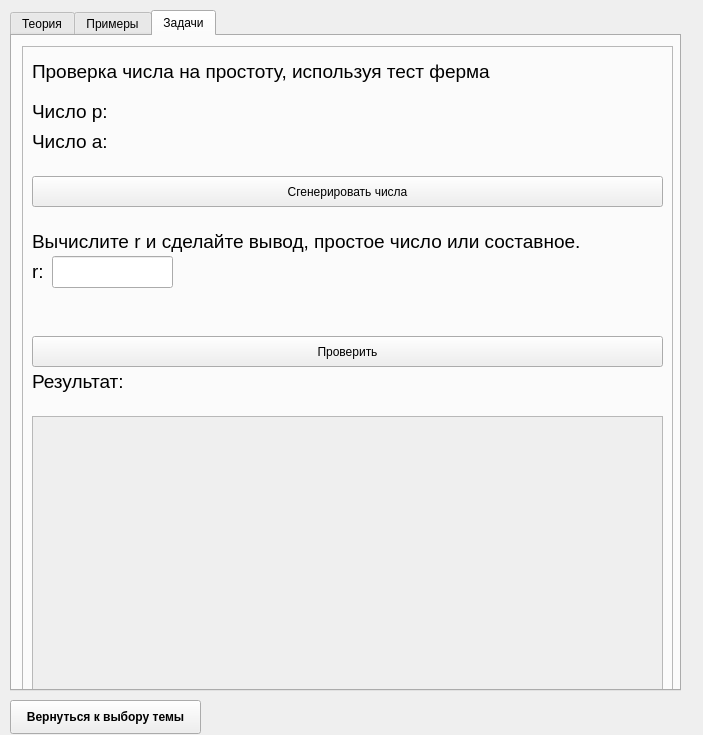
First picture: the form in s_shtrassen.ui, repository inob/ci, before the edit.
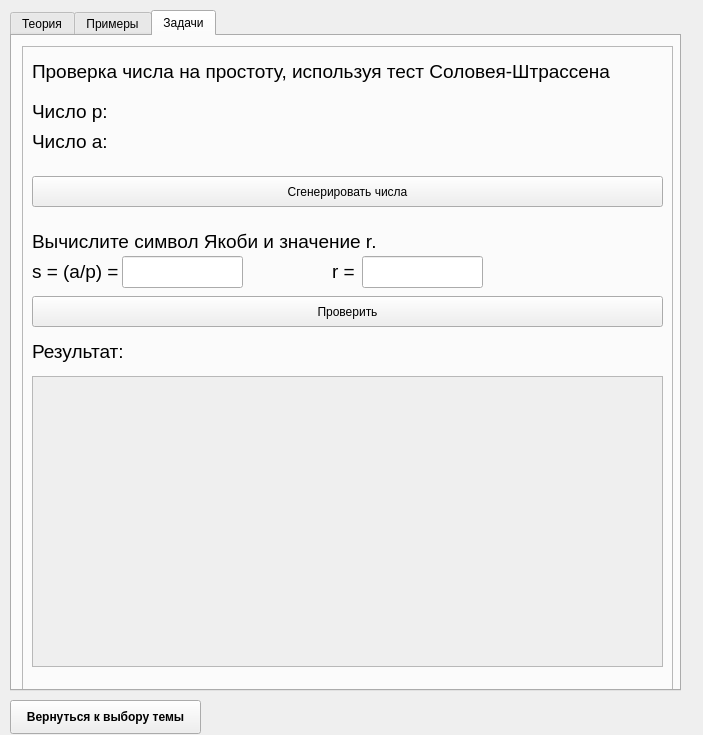
Second picture: the form after the edit. The open tabs and pages were chosen to show the change.

The edit to the form file:
```diff
--- a/s_shtrassen.ui
+++ b/s_shtrassen.ui
@@ -252,7 +252,7 @@
        <rect>
         <x>10</x>
         <y>10</y>
-        <width>591</width>
+        <width>611</width>
         <height>31</height>
        </rect>
       </property>
@@ -264,7 +264,7 @@
        </font>
       </property>
       <property name="text">
-       <string>Проверка числа на простоту, используя тест ферма</string>
+       <string>Проверка числа на простоту, используя тест Соловея-Штрассена</string>
       </property>
      </widget>
      <widget class="QLabel" name="label_7">
@@ -304,7 +304,7 @@
       <property name="geometry">
        <rect>
         <x>10</x>
-        <y>320</y>
+        <y>290</y>
         <width>591</width>
         <height>31</height>
        </rect>
@@ -324,9 +324,9 @@
       <property name="geometry">
        <rect>
         <x>10</x>
-        <y>370</y>
+        <y>330</y>
         <width>631</width>
-        <height>281</height>
+        <height>291</height>
        </rect>
       </property>
       <property name="widgetResizable">
@@ -338,14 +338,14 @@
          <x>0</x>
          <y>0</y>
          <width>627</width>
-         <height>277</height>
+         <height>287</height>
         </rect>
        </property>
        <widget class="QLabel" name="result">
         <property name="geometry">
          <rect>
           <x>10</x>
-          <y>20</y>
+          <y>10</y>
           <width>611</width>
           <height>71</height>
          </rect>
@@ -425,7 +425,7 @@
       <property name="geometry">
        <rect>
         <x>10</x>
-        <y>290</y>
+        <y>250</y>
         <width>631</width>
         <height>31</height>
        </rect>
@@ -451,7 +451,7 @@
        </font>
       </property>
       <property name="text">
-       <string>Вычислите r и сделайте вывод, простое число или составное.</string>
+       <string>Вычислите символ Якоби и значение r.</string>
       </property>
      </widget>
      <widget class="QLabel" name="label_13">
@@ -459,7 +459,7 @@
        <rect>
         <x>10</x>
         <y>210</y>
-        <width>591</width>
+        <width>91</width>
         <height>31</height>
        </rect>
       </property>
@@ -471,13 +471,43 @@
        </font>
       </property>
       <property name="text">
-       <string>r:</string>
+       <string>s = (a/p) = </string>
       </property>
      </widget>
      <widget class="QLineEdit" name="lineEdit_3">
       <property name="geometry">
        <rect>
-        <x>30</x>
+        <x>100</x>
+        <y>210</y>
+        <width>121</width>
+        <height>32</height>
+       </rect>
+      </property>
+     </widget>
+     <widget class="QLabel" name="label_14">
+      <property name="geometry">
+       <rect>
+        <x>310</x>
+        <y>210</y>
+        <width>31</width>
+        <height>31</height>
+       </rect>
+      </property>
+      <property name="font">
+       <font>
+        <pointsize>14</pointsize>
+        <weight>50</weight>
+        <bold>false</bold>
+       </font>
+      </property>
+      <property name="text">
+       <string>r = </string>
+      </property>
+     </widget>
+     <widget class="QLineEdit" name="lineEdit_4">
+      <property name="geometry">
+       <rect>
+        <x>340</x>
         <y>210</y>
         <width>121</width>
         <height>32</height>
```
Left out of the diff: 14 changed lines with no effect on the pictures.
